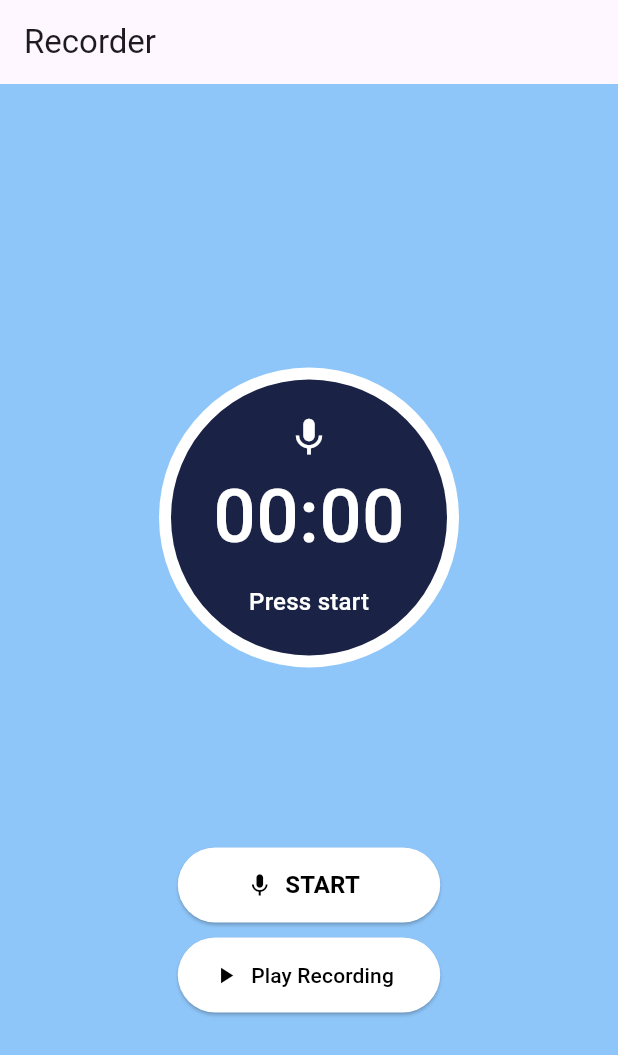
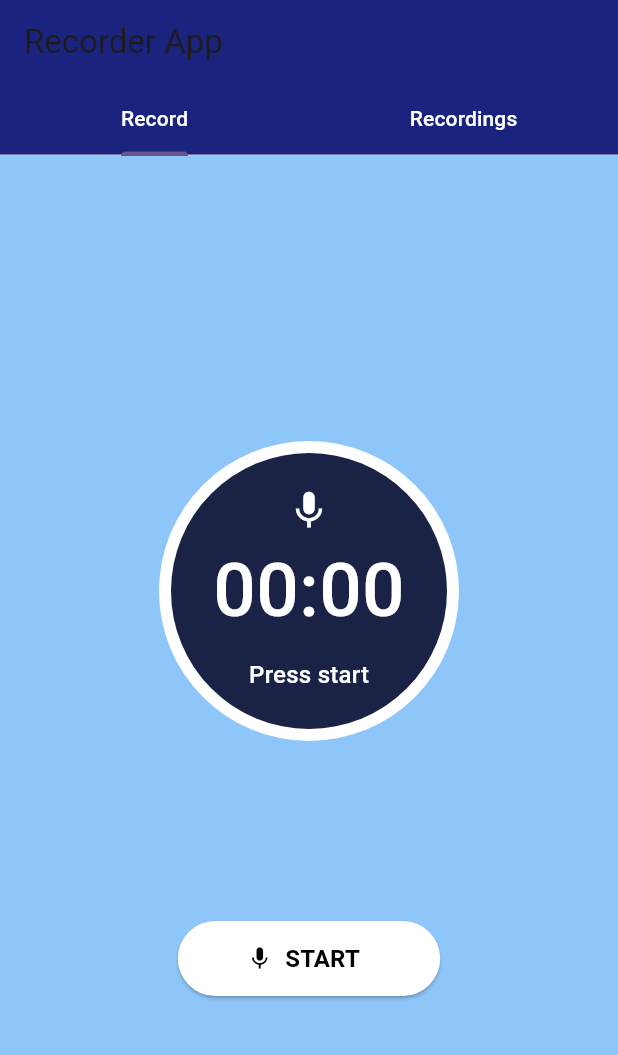
Before and after one commit to simmiagarwal60/audio_recorder, a Flutter app: the screen it shows after launch, on a phone screen of 412 x 824 dp. Shown: the top 1055 px of the screen. Run offline on Flutter 3.47's test engine with Material 2 defaults, Android fonts, the phone set to English and light mode, and no system bars; drawn by our look-alikes of avatar_glow; our stand-ins replace firebase_core, permission_handler; missing offline and left inert: dart:ffi, flutter_sound_lite; accounts and stored records are empty.

```diff
--- a/lib/main.dart
+++ b/lib/main.dart
@@ -1,6 +1,8 @@
 import 'package:audio_recorder/home_page.dart';
 import 'package:firebase_core/firebase_core.dart';
 import 'package:flutter/material.dart';
+
+import 'main_screen.dart';
 
 void main(){
   // WidgetsFlutterBinding.ensureInitialized();
@@ -21,7 +23,7 @@ class MyApp extends StatelessWidget {
         colorScheme: ColorScheme.fromSeed(seedColor: Colors.deepPurple),
         useMaterial3: true,
       ),
-      home: HomePage(),
+      home: MainScreen(),
     );
   }
 }
--- /dev/null
+++ b/lib/main_screen.dart
@@ -0,0 +1,52 @@
+import 'package:audio_recorder/home_page.dart';
+import 'package:audio_recorder/recordings_page.dart';
+import 'package:flutter/material.dart';
+
+class MainScreen extends StatefulWidget {
+  const MainScreen({super.key});
+
+  @override
+  State<MainScreen> createState() => _MainScreenState();
+}
+
+class _MainScreenState extends State<MainScreen> with SingleTickerProviderStateMixin {
+  TabController? _tabController;
+
+  @override
+  void initState() {
+    // TODO: implement initState
+    super.initState();
+    _tabController = new TabController(length: 2, vsync: this, initialIndex: 0 );
+  }
+
+  @override
+  Widget build(BuildContext context) {
+    return Scaffold(
+      appBar: AppBar(
+        title: Text('Recorder App'),
+        backgroundColor: Colors.indigo.shade900,
+        bottom: TabBar(
+          labelColor: Colors.white,
+          unselectedLabelColor: Colors.white,
+          controller: _tabController,
+          tabs: [
+            Tab(
+              text: "Record",
+            ),
+            Tab(
+              text: "Recordings",
+            ),
+
+          ],
+        ),
+      ),
+      body: TabBarView(
+        controller: _tabController,
+        children: [
+          HomePage(),
+          RecordingsPage(),
+        ],
+      ),
+    );
+  }
+}
```
Also changed, not shown: lib/home_page.dart (+86 -33 lines), lib/recordings_page.dart (added, +15 -0 lines).
